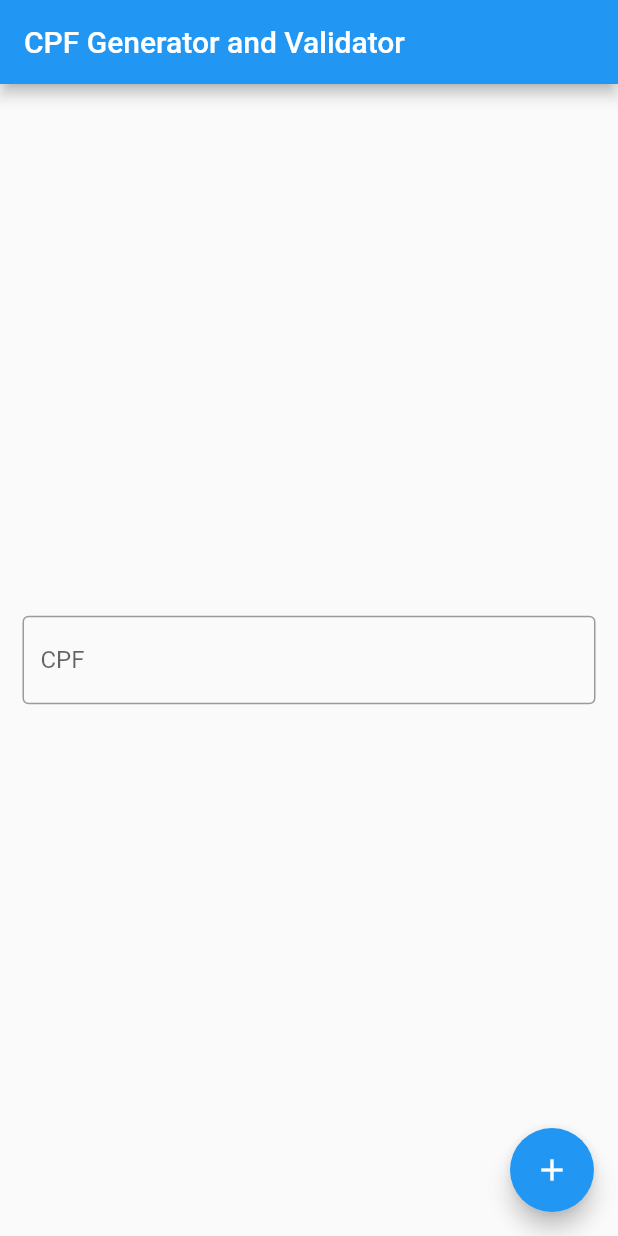
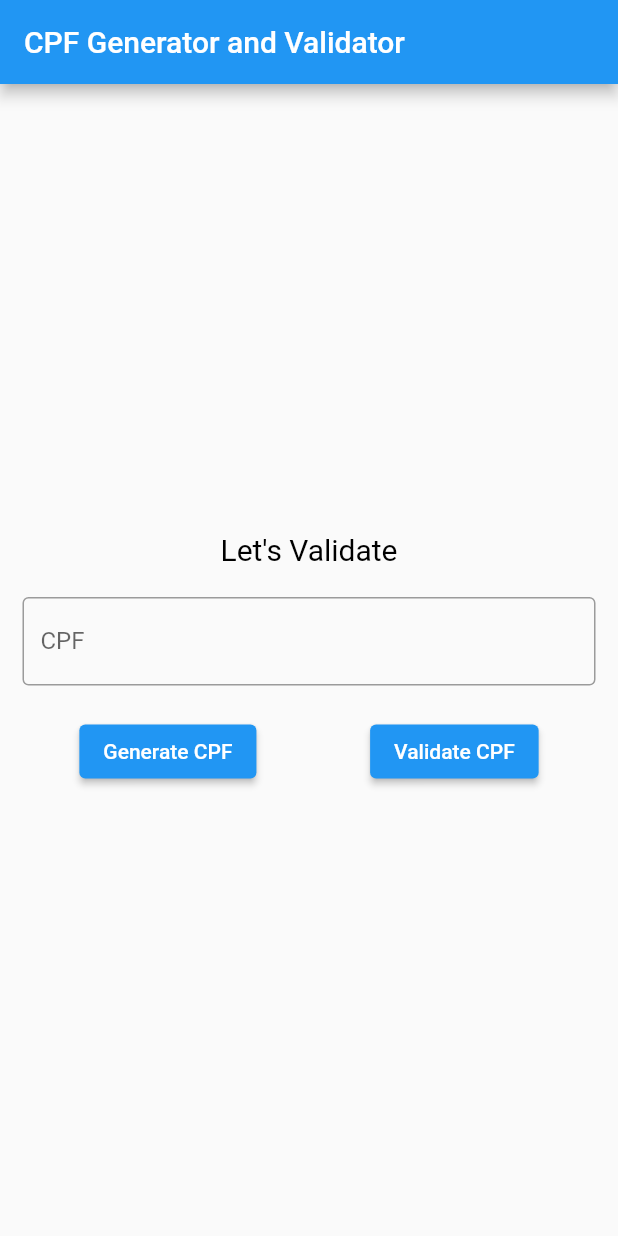
Before and after one commit to victorlf/cpf_generator, a Flutter app: the screen it shows after launch, on a phone screen of 412 x 824 dp. Run offline on Flutter 3.47's test engine with Material 2 defaults, Android fonts, the phone set to English and light mode, and no system bars.

Commit message:
feat: add function to generate cpf to screen;
feat: add function to validate cpf to screen.

```diff
--- a/lib/app_widget.dart
+++ b/lib/app_widget.dart
@@ -7,11 +7,11 @@ class AppWidget extends StatelessWidget {
   @override
   Widget build(BuildContext context) {
     return MaterialApp(
-      title: 'Flutter Demo',
+      title: 'CPF Generator and Validator',
       theme: ThemeData(
         primarySwatch: Colors.blue,
       ),
-      home: HomeScreen(),
+      home: const HomeScreen(),
     );
   }
 }
--- a/lib/models/cpf_model.dart
+++ b/lib/models/cpf_model.dart
@@ -21,7 +21,7 @@ class CpfModel {
     result = result * 10;
     final digit = result % 11;
 
-    return digit;
+    return digit == 10 ? 0 : digit;
   }
 
   bool _checkDigits(List<int> cpfNumbers, int digit1, int digit2) {
--- a/lib/screens/home_screen.dart
+++ b/lib/screens/home_screen.dart
@@ -1,9 +1,9 @@
 import 'package:cpf_generator/stores/home_store.dart';
+import 'package:cpf_generator/utils/cpf_mask.dart';
 import 'package:flutter/material.dart';
-import 'package:flutter/services.dart';
 
 class HomeScreen extends StatefulWidget {
-  HomeScreen({Key? key}) : super(key: key);
+  const HomeScreen({Key? key}) : super(key: key);
 
   @override
   State<HomeScreen> createState() => _HomeScreenState();
@@ -11,17 +11,29 @@ class HomeScreen extends StatefulWidget {
 
 class _HomeScreenState extends State<HomeScreen> {
   final cpfStore = CpfStore();
+  late TextEditingController controller;
+
+  void genetateCpf(TextEditingController controller) {
+    cpfStore.genetateCpf(controller);
+  }
+
+  void validateCpf(TextEditingController controller) {
+    cpfStore.validateCpf(controller);
+  }
 
   @override
   void initState() {
     super.initState();
+    controller = TextEditingController();
     cpfStore.addListener(() {
       setState(() {});
     });
   }
 
-  void _incrementCounter() {
-    cpfStore.add();
+  @override
+  void dispose() {
+    controller.dispose();
+    super.dispose();
   }
 
   @override
@@ -35,60 +47,47 @@ class _HomeScreenState extends State<HomeScreen> {
         child: Column(
           mainAxisAlignment: MainAxisAlignment.center,
           children: <Widget>[
+            Text(
+              cpfStore.validationMessage,
+              style: TextStyle(
+                color: cpfStore.messageColor,
+                fontSize: 20.0,
+              ),
+            ),
+            const SizedBox(
+              height: 20.0,
+            ),
             TextFormField(
+              controller: controller,
               inputFormatters: [CpfMask()],
               decoration: const InputDecoration(
                 border: OutlineInputBorder(),
                 labelText: 'CPF',
               ),
-              validator: (value) {
-                /// TODO: Valiate the text in realtime, so the
-                /// validation button is only enabled when the
-                /// CPF field is completely filled
-              },
-            )
+            ),
+            const SizedBox(
+              height: 20.0,
+            ),
+            Row(
+              mainAxisAlignment: MainAxisAlignment.spaceAround,
+              children: [
+                ElevatedButton(
+                  onPressed: () {
+                    genetateCpf(controller);
+                  },
+                  child: const Text('Generate CPF'),
+                ),
+                ElevatedButton(
+                  onPressed: () {
+                    validateCpf(controller);
+                  },
+                  child: const Text('Validate CPF'),
+                )
+              ],
+            ),
           ],
         ),
-      ),
-      floatingActionButton: FloatingActionButton(
-        onPressed: _incrementCounter,
-        tooltip: 'Increment',
-        child: const Icon(Icons.add),
       ),
     );
   }
 }
-
-class CpfMask implements TextInputFormatter {
-  @override
-  TextEditingValue formatEditUpdate(
-      TextEditingValue oldValue, TextEditingValue newValue) {
-    if (newValue.text.length > 14 ||
-        !RegExp(r'^([\d-.]+)?$').hasMatch(newValue.text)) {
-      return oldValue;
-    }
-
-    var cpf = newValue.text.replaceAll(RegExp(r'\D'), '');
-    final characteres = cpf.characters.toList();
-    var formattedCpf = '';
-
-    for (var i = 0; i < characteres.length; i++) {
-      if (i == 3 || i == 6) {
-        formattedCpf += '.';
-        formattedCpf += characteres[i];
-      } else if (i == 9) {
-        formattedCpf += '-';
-        formattedCpf += characteres[i];
-      } else {
-        formattedCpf += characteres[i];
-      }
-    }
-
-    return newValue.copyWith(
-      text: formattedCpf,
-      selection: TextSelection.fromPosition(
-        TextPosition(offset: formattedCpf.length),
-      ),
-    );
-  }
-}
--- a/lib/stores/home_store.dart
+++ b/lib/stores/home_store.dart
@@ -1,12 +1,48 @@
 import 'package:flutter/material.dart';
 
+import 'package:cpf_generator/models/cpf_model.dart';
+import 'package:cpf_generator/utils/cpf_generator.dart';
+
 class CpfStore extends ChangeNotifier {
-  int cpf;
+  String validationMessage;
+  Color messageColor;
 
-  CpfStore({this.cpf = 0});
+  CpfStore(
+      {this.validationMessage = 'Let\'s Validate',
+      this.messageColor = Colors.black});
 
-  void add() {
-    cpf++;
+  void genetateCpf(TextEditingController controller) {
+    final cpfGenerator = CpfGenerator();
+    final cpfModel = cpfGenerator.generateCpf();
+
+    controller.text = cpfModel.value;
+
+    notifyListeners();
+  }
+
+  void validateCpf(TextEditingController controller) {
+    final cpf = controller.text;
+    if (cpf.characters.length < 14) {
+      validationMessage = 'CPF not filled correctly';
+      messageColor = Colors.yellow.shade700;
+
+      notifyListeners();
+
+      return;
+    }
+
+    final cpfModel = CpfModel(cpf);
+
+    final isValid = cpfModel.validate();
+
+    if (isValid) {
+      validationMessage = 'Valid CPF';
+      messageColor = Colors.green;
+    } else {
+      validationMessage = 'CPF Not Valid';
+      messageColor = Colors.red;
+    }
+
     notifyListeners();
   }
 }
--- /dev/null
+++ b/lib/utils/cpf_mask.dart
@@ -0,0 +1,36 @@
+import 'package:flutter/material.dart';
+import 'package:flutter/services.dart';
+
+class CpfMask implements TextInputFormatter {
+  @override
+  TextEditingValue formatEditUpdate(
+      TextEditingValue oldValue, TextEditingValue newValue) {
+    if (newValue.text.length > 14 ||
+        !RegExp(r'^([\d-.]+)?$').hasMatch(newValue.text)) {
+      return oldValue;
+    }
+
+    var cpf = newValue.text.replaceAll(RegExp(r'\D'), '');
+    final characteres = cpf.characters.toList();
+    var formattedCpf = '';
+
+    for (var i = 0; i < characteres.length; i++) {
+      if (i == 3 || i == 6) {
+        formattedCpf += '.';
+        formattedCpf += characteres[i];
+      } else if (i == 9) {
+        formattedCpf += '-';
+        formattedCpf += characteres[i];
+      } else {
+        formattedCpf += characteres[i];
+      }
+    }
+
+    return newValue.copyWith(
+      text: formattedCpf,
+      selection: TextSelection.fromPosition(
+        TextPosition(offset: formattedCpf.length),
+      ),
+    );
+  }
+}
```
Also changed, not shown: lib/utils/cpf_generator.dart (+8 -3 lines), 1 other file.
